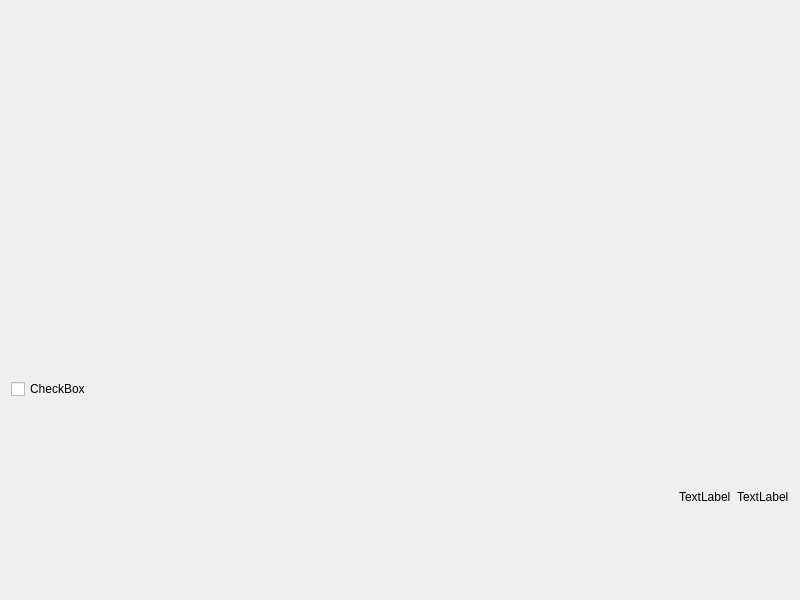
The window that CameraController.ui (zak2791/Tabloh2H) describes before a commit, drawn with Qt 5.
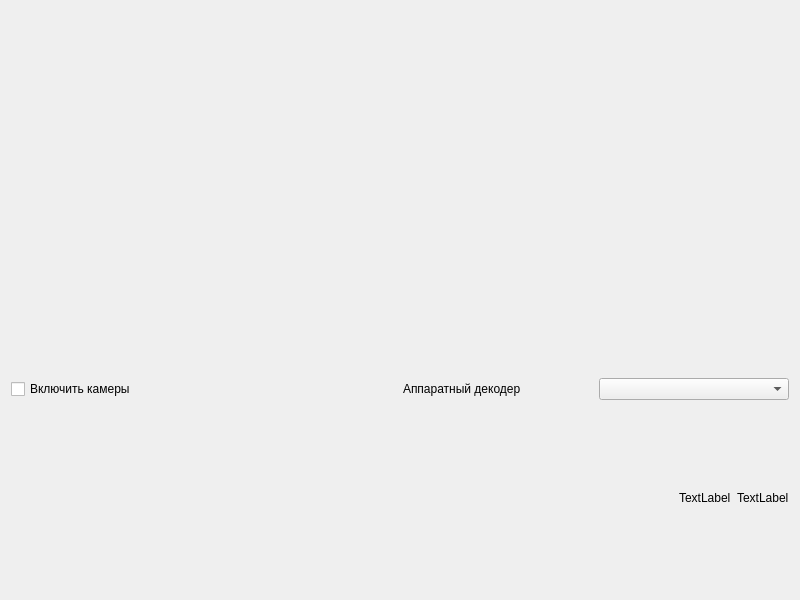
The same window after the commit. Custom widgets are drawn as their Qt base class.

The edit to the form file:
```diff
--- a/CameraController.ui
+++ b/CameraController.ui
@@ -26,11 +26,33 @@
      <item>
       <layout class="QHBoxLayout" name="horizontalLayout_2">
        <item>
+        <layout class="QHBoxLayout" name="horizontalLayout">
+         <item>
         <widget class="QCheckBox" name="cbTurnCams">
          <property name="text">
-          <string>CheckBox</string>
-         </property>
-        </widget>
+            <string>Включить камеры</string>
+           </property>
+          </widget>
+         </item>
+        </layout>
+       </item>
+       <item>
+        <layout class="QHBoxLayout" name="horizontalLayout_3">
+         <item>
+          <widget class="QLabel" name="label">
+           <property name="text">
+            <string>Аппаратный декодер</string>
+           </property>
+          </widget>
+         </item>
+         <item>
+          <widget class="QComboBox" name="cmbHwDecoder">
+           <property name="modelColumn">
+            <number>0</number>
+           </property>
+          </widget>
+         </item>
+        </layout>
        </item>
       </layout>
      </item>
```
Lines whose indentation alone changed are shown as unchanged.
